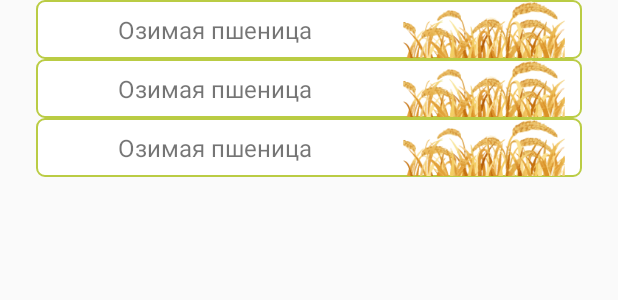
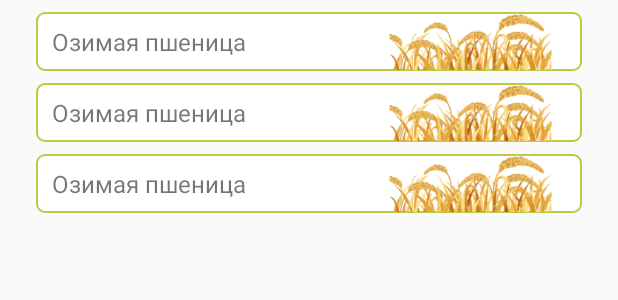
Before and after one commit to YandreNagorniy/Bion_intelligence, an Android app: the layout activity_culture.xml on its own in the app's theme, with its tools: preview values and no code run, on a phone screen of 412 x 824 dp. Shown: the top 300 px of the screen. Run offline under Robolectric (Android 15) with nearby library versions, the phone set to English and light mode, and no system bars.

Commit message:
add img in cultureActivity

```diff
--- a/app/build.gradle
+++ b/app/build.gradle
@@ -54,4 +54,6 @@ dependencies {
 
     implementation 'com.github.travijuu:numberpicker:1.0.7'
 
+    implementation 'com.github.bumptech.glide:glide:4.9.0'
+
 }
--- a/app/src/main/res/layout/activity_culture.xml
+++ b/app/src/main/res/layout/activity_culture.xml
@@ -8,10 +8,9 @@
         tools:context=".presentation.culture.CultureActivity">
 
         <android.support.v7.widget.RecyclerView
-            android:layout_width="wrap_content"
+            android:id="@+id/rv_culture"
+            android:layout_width="match_parent"
             android:layout_height="wrap_content"
-            android:layout_marginStart="@dimen/margin_extra"
-            android:layout_marginEnd="@dimen/margin_extra"
             tools:listitem="@layout/card_culture" />
 
     </LinearLayout>
--- a/app/src/main/res/layout/card_culture.xml
+++ b/app/src/main/res/layout/card_culture.xml
@@ -1,34 +1,44 @@
 <?xml version="1.0" encoding="utf-8"?>
-<android.support.constraint.ConstraintLayout xmlns:android="http://schemas.android.com/apk/res/android"
+<layout xmlns:android="http://schemas.android.com/apk/res/android"
     xmlns:app="http://schemas.android.com/apk/res-auto"
-    android:layout_width="match_parent"
-    android:layout_height="wrap_content"
-    android:background="@drawable/bg_values_light_green">
+    xmlns:tools="http://schemas.android.com/tools">
 
-    <TextView
-        android:layout_width="wrap_content"
+    <data>
+
+        <variable
+            name="cultureModel"
+            type="com.example.bionintelligence.data.model.CultureModel" />
+    </data>
+
+    <LinearLayout
+        android:layout_width="match_parent"
         android:layout_height="wrap_content"
-        android:layout_margin="8dp"
-        android:text="Озимая пшеница"
-        android:textSize="16sp"
-        app:layout_constraintBottom_toBottomOf="parent"
-        app:layout_constraintEnd_toStartOf="@id/gl1"
-        app:layout_constraintStart_toStartOf="parent"
-        app:layout_constraintTop_toTopOf="parent" />
+        android:layout_marginStart="24dp"
+        android:layout_marginTop="8dp"
+        android:layout_marginEnd="24dp"
+        android:background="@drawable/bg_values_light_green"
+        android:gravity="center"
+        android:orientation="horizontal">
 
-    <android.support.constraint.Guideline
-        android:id="@+id/gl1"
-        android:layout_width="wrap_content"
-        android:layout_height="wrap_content"
-        android:orientation="vertical"
-        app:layout_constraintGuide_percent="0.65" />
+        <TextView
+            android:id="@+id/tv_cultureName"
+            android:layout_width="match_parent"
+            android:layout_height="wrap_content"
+            android:layout_gravity="center"
+            android:layout_margin="8dp"
+            android:layout_weight="4"
+            android:text="@{cultureModel.culture}"
+            android:textSize="16sp"
+            tools:text="Озимая пшеница" />
 
-    <ImageView
-        android:layout_width="wrap_content"
-        android:layout_height="0dp"
-        android:src="@drawable/img_winter_wheat"
-        app:layout_constraintBottom_toBottomOf="parent"
-        app:layout_constraintEnd_toEndOf="parent"
-        app:layout_constraintStart_toStartOf="@id/gl1"
-        app:layout_constraintTop_toTopOf="parent" />
-</android.support.constraint.ConstraintLayout>
+        <ImageView
+            android:id="@+id/iv_cultureImg"
+            android:layout_width="match_parent"
+            android:layout_height="match_parent"
+            android:layout_weight="6"
+            app:new_src="@{cultureModel.imgLink}"
+            tools:src="@drawable/img_winter_wheat" />
+        <!--app:new_src="@{cultureModel.imgLink}"-->
+
+    </LinearLayout>
+</layout>
```
Also changed, not shown: app/src/main/java/com/example/bionintelligence/data/database/start/AddStartData.java (+12 -11 lines), app/src/main/java/com/example/bionintelligence/data/model/CultureModel.java (+4 -4 lines), app/src/main/java/com/example/bionintelligence/presentation/adapters/BindingAdapters.java (+7 -0 lines), app/src/main/java/com/example/bionintelligence/presentation/adapters/CultureRvAdapter.java (+46 -1 lines), app/src/main/java/com/example/bionintelligence/presentation/culture/CultureActivity.java (+7 -1 lines), app/src/main/res/layout/fragment_culture.xml (deleted, +0 -17 lines), app/src/main/res/drawable/img_chickpea.png (added), app/src/main/res/drawable/img_corn.png (added), app/src/main/res/drawable/img_potatoes.png (added), app/src/main/res/drawable/img_rape.png (added), app/src/main/res/drawable/img_soy.png (added), app/src/main/res/drawable/img_sugar_beet.png (added), app/src/main/res/drawable/img_sun_flower.png (added), 1 other file.
